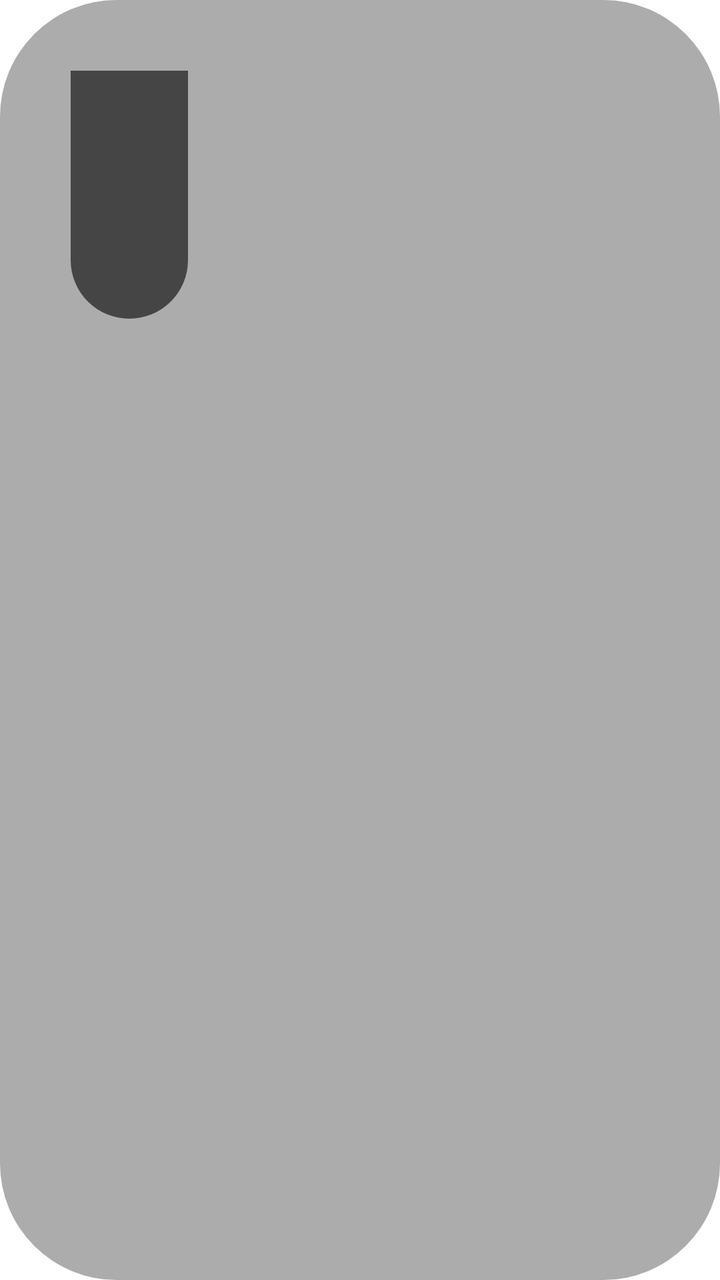
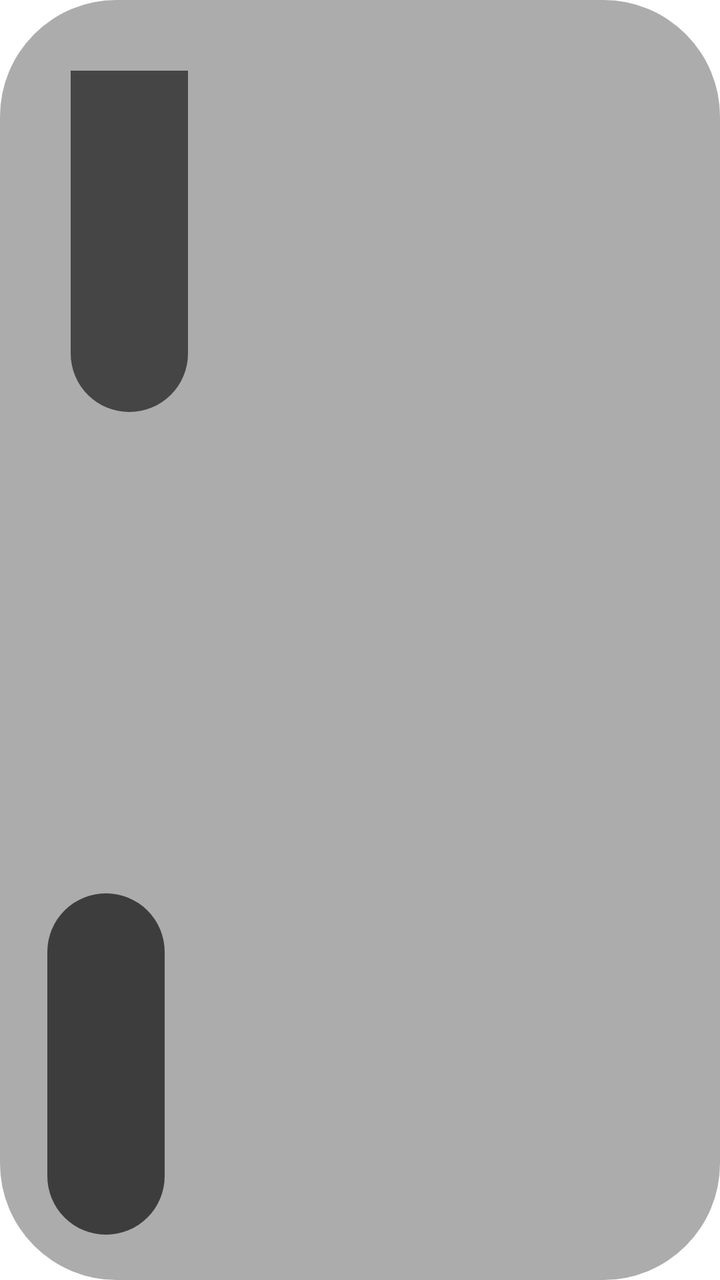

The first picture is an Android layout as it rendered before a commit; the second is the same layout after the commit. The layout source and the unified diff follow.
<!-- AndroidManifest.xml: application theme AppTheme.NoActionBar -->
<!-- res/layout/item_user_hot_vod.xml -->
<?xml version="1.0" encoding="utf-8"?>
<FrameLayout xmlns:android="http://schemas.android.com/apk/res/android"
    android:layout_width="wrap_content"
    android:layout_height="wrap_content"
    android:background="@drawable/shape_user_focus"
    android:focusable="true"
    android:padding="@dimen/vs_1">

    <FrameLayout
        android:id="@+id/mItemFrame"
        android:layout_width="@dimen/vs_214"
        android:layout_height="@dimen/vs_280">

        <ImageView
            android:id="@+id/ivThumb"
            android:layout_width="match_parent"
            android:layout_height="match_parent"
            android:padding="@dimen/vs_1"
            android:scaleType="fitXY" />

        <LinearLayout
            android:layout_width="wrap_content"
            android:layout_height="wrap_content"
            android:layout_marginLeft="@dimen/vs_5"
            android:layout_marginTop="@dimen/vs_5"
            android:layout_marginRight="@dimen/vs_5"
            android:orientation="horizontal">

            <TextView
                android:id="@+id/tvRate"
                android:layout_width="wrap_content"
                android:layout_height="wrap_content"
                android:layout_marginEnd="@dimen/vs_5"
                android:layout_marginRight="@dimen/vs_5"
                android:background="@drawable/shape_thumb_bottom_name"
                android:ellipsize="end"
                android:gravity="center"
                android:paddingLeft="@dimen/vs_5"
                android:paddingRight="@dimen/vs_5"
                android:singleLine="true"
                android:textColor="@android:color/white"
                android:textSize="@dimen/ts_16" />
        </LinearLayout>


        <LinearLayout
            android:layout_width="match_parent"
            android:layout_height="wrap_content"
            android:layout_gravity="bottom"
            android:orientation="vertical"
            android:padding="@dimen/vs_1">

            <TextView
                android:id="@+id/tvNote"
                android:layout_width="wrap_content"
                android:layout_height="wrap_content"
                android:layout_gravity="bottom"
                android:layout_marginLeft="@dimen/vs_2"
                android:layout_marginRight="@dimen/vs_2"
                android:layout_marginBottom="@dimen/vs_5"
                android:background="@drawable/shape_thumb_note"
                android:ellipsize="end"
                android:gravity="center"
                android:paddingLeft="@dimen/vs_5"
                android:paddingRight="@dimen/vs_5"
                android:singleLine="true"
                android:textColor="@android:color/white"
                android:textSize="@dimen/ts_16" />

            <TextView
                android:id="@+id/tvName"
                android:layout_width="match_parent"
                android:layout_height="wrap_content"
                android:background="@drawable/shape_thumb_bottom_name"
                android:ellipsize="marquee"
                android:gravity="center"
                android:marqueeRepeatLimit="marquee_forever"
                android:padding="@dimen/vs_5"
                android:singleLine="true"
                android:text="Title"
                android:textColor="@android:color/white"
                android:textSize="@dimen/ts_22" />
        </LinearLayout>
        
        <FrameLayout
            android:id="@+id/delFrameLayout"
            android:layout_width="match_parent"
            android:layout_height="match_parent"
            android:layout_gravity="center"
            android:background="@drawable/shape_user_delete"
            android:visibility="gone">

            <ImageView
                android:id="@+id/imageView"
                android:layout_width="@dimen/vs_80"
                android:layout_height="@dimen/vs_80"
                android:layout_gravity="center"
                android:layout_marginBottom="@dimen/vs_20"
                android:src="@drawable/icon_delete" />

        </FrameLayout>
        
    </FrameLayout>
</FrameLayout>
<!-- resources referenced by this layout -->
<resources>
  <dimen name="ts_16">16mm</dimen>
  <dimen name="ts_22">22mm</dimen>
  <dimen name="vs_1">1mm</dimen>
  <dimen name="vs_2">2mm</dimen>
  <dimen name="vs_20">20mm</dimen>
  <dimen name="vs_214">214mm</dimen>
  <dimen name="vs_280">280mm</dimen>
  <dimen name="vs_5">5mm</dimen>
  <dimen name="vs_80">80mm</dimen>
  <!-- drawable icon_delete (drawable) -->
  <vector android:height="24dp" android:tint="#FFFFFF"
      android:viewportHeight="24" android:viewportWidth="24"
      android:width="24dp" xmlns:android="http://schemas.android.com/apk/res/android">
    <path android:fillColor="@android:color/white" android:pathData="M6,19c0,1.1 0.9,2 2,2h8c1.1,0 2,-0.9 2,-2L18,7L6,7v12zM8,9h8v10L8,19L8,9zM15.5,4l-1,-1h-5l-1,1L5,4v2h14L19,4z"/>
  </vector>
  <!-- drawable shape_thumb_bottom_name (drawable) -->
  <?xml version="1.0" encoding="utf-8"?>
  <shape xmlns:android="http://schemas.android.com/apk/res/android">
      <corners
          android:bottomLeftRadius="@dimen/vs_10"
          android:bottomRightRadius="@dimen/vs_10" />
      <solid android:color="@color/color_99000000" />
  </shape>
  <!-- drawable shape_thumb_note (drawable) -->
  <?xml version="1.0" encoding="utf-8"?>
  <shape xmlns:android="http://schemas.android.com/apk/res/android">
      <solid android:color="@color/color_3D3D3D" />
      <corners android:radius="5mm" />
  </shape>
  <!-- drawable shape_user_delete (drawable) -->
  <?xml version="1.0" encoding="UTF-8"?>
  <shape xmlns:android="http://schemas.android.com/apk/res/android" android:shape="rectangle" >
  
      <gradient
          android:startColor="@color/color_000000_30"
          android:centerColor="@color/color_000000_60"
          android:endColor="@color/color_000000_30"
          android:angle="90" />
       <corners
          android:radius="@dimen/vs_10"/>
  
  </shape>
  <!-- drawable shape_user_focus (drawable) -->
  <?xml version="1.0" encoding="utf-8"?>
  <selector xmlns:android="http://schemas.android.com/apk/res/android">
      <item android:state_focused="true">
          <shape>
              <corners android:radius="10mm" />
              <stroke android:width="2mm" android:color="@color/color_FFFFFF" />
              <solid android:color="@color/color_6C3D3D3D" />
          </shape>
      </item>
      <item android:state_focused="false">
          <shape>
              <corners android:radius="10mm" />
              <solid android:color="@color/color_6C3D3D3D"/>
          </shape>
      </item>
  </selector>
  <style name="AppTheme.NoActionBar" parent="AppTheme">
          <item name="android:windowActionBar">false</item>
          <item name="android:windowNoTitle">true</item>
          <item name="windowActionBar">false</item>
          <item name="android:windowFullscreen">true</item>//全屏即无通知栏
          <item name="android:windowContentOverlay">@null</item>//是否有遮盖
          <item name="windowNoTitle">true</item>
          <item name="android:keepScreenOn">true</item>
          
          <item name="android:windowBackground">@android:color/transparent</item>
      </style>
  <dimen name="vs_10">10mm</dimen>
  <color name="color_99000000">#99000000</color>
  <color name="color_3D3D3D">#3D3D3D</color>
  <color name="color_000000_30">#48000000</color>
  <color name="color_000000_60">#99000000</color>
  <color name="color_FFFFFF">#ffffffff</color>
  <color name="color_6C3D3D3D">#6c3d3d3d</color>
  <style name="AppTheme" parent="Theme.AppCompat.Light.DarkActionBar">
          
          <item name="colorPrimary">@color/color_6200EE</item>
          <item name="colorPrimaryDark">@color/color_3700B3</item>
          <item name="colorAccent">@color/color_03DAC5</item>
      </style>
  <color name="color_6200EE">#6200EE</color>
  <color name="color_3700B3">#3700B3</color>
  <color name="color_03DAC5">#03DAC5</color>
</resources>

<!-- the commit's change to res/layout/item_user_hot_vod.xml (unified diff, before → after) -->
@@ -1,6 +1,6 @@
 <?xml version="1.0" encoding="utf-8"?>
 <FrameLayout xmlns:android="http://schemas.android.com/apk/res/android"
-    android:layout_width="wrap_content"
+    android:layout_width="match_parent"
     android:layout_height="wrap_content"
     android:background="@drawable/shape_user_focus"
     android:focusable="true"
@@ -8,8 +8,8 @@
 
     <FrameLayout
         android:id="@+id/mItemFrame"
-        android:layout_width="@dimen/vs_214"
-        android:layout_height="@dimen/vs_280">
+        android:layout_width="match_parent"
+        android:layout_height="@dimen/vs_150">
 
         <ImageView
             android:id="@+id/ivThumb"
@@ -39,7 +39,7 @@
                 android:paddingRight="@dimen/vs_5"
                 android:singleLine="true"
                 android:textColor="@android:color/white"
-                android:textSize="@dimen/ts_16" />
+                android:textSize="@dimen/ts_22" />
         </LinearLayout>
 
 
@@ -65,7 +65,7 @@
                 android:paddingRight="@dimen/vs_5"
                 android:singleLine="true"
                 android:textColor="@android:color/white"
-                android:textSize="@dimen/ts_16" />
+                android:textSize="@dimen/ts_22" />
 
             <TextView
                 android:id="@+id/tvName"
<!-- resource entries referenced after the edit -->
@@ -1,12 +1,10 @@
 <!-- resources referenced by this layout -->
 <resources>
-  <dimen name="ts_16">16mm</dimen>
   <dimen name="ts_22">22mm</dimen>
   <dimen name="vs_1">1mm</dimen>
+  <dimen name="vs_150">150mm</dimen>
   <dimen name="vs_2">2mm</dimen>
   <dimen name="vs_20">20mm</dimen>
-  <dimen name="vs_214">214mm</dimen>
-  <dimen name="vs_280">280mm</dimen>
   <dimen name="vs_5">5mm</dimen>
   <dimen name="vs_80">80mm</dimen>
   <!-- drawable icon_delete (drawable) -->
